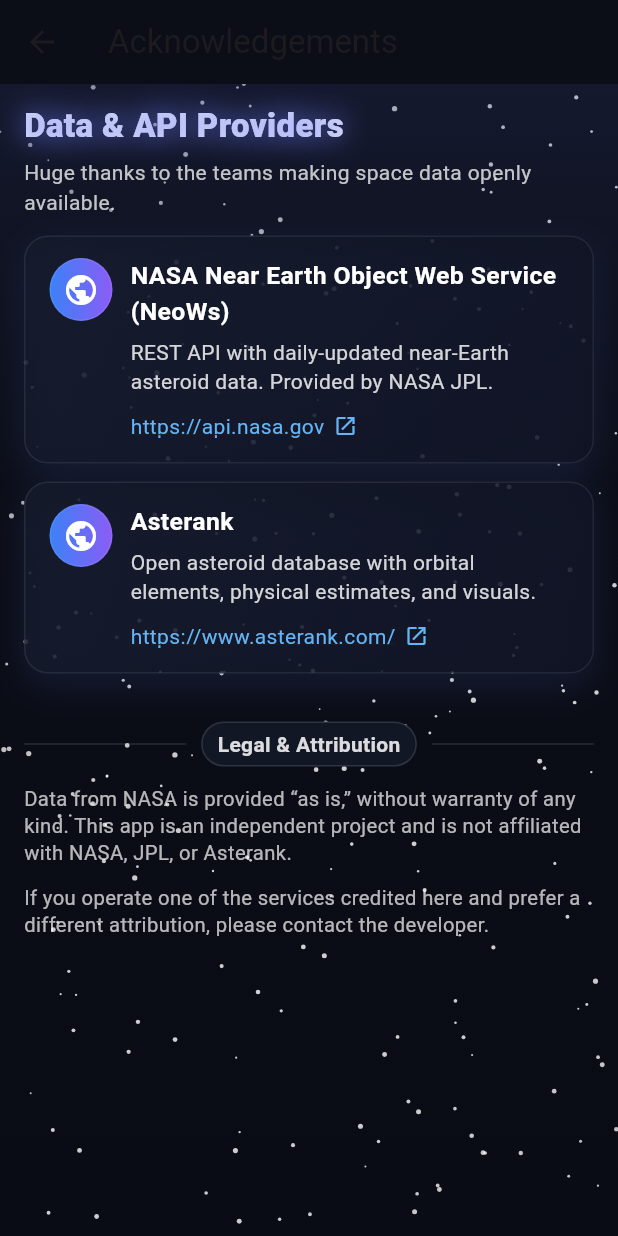
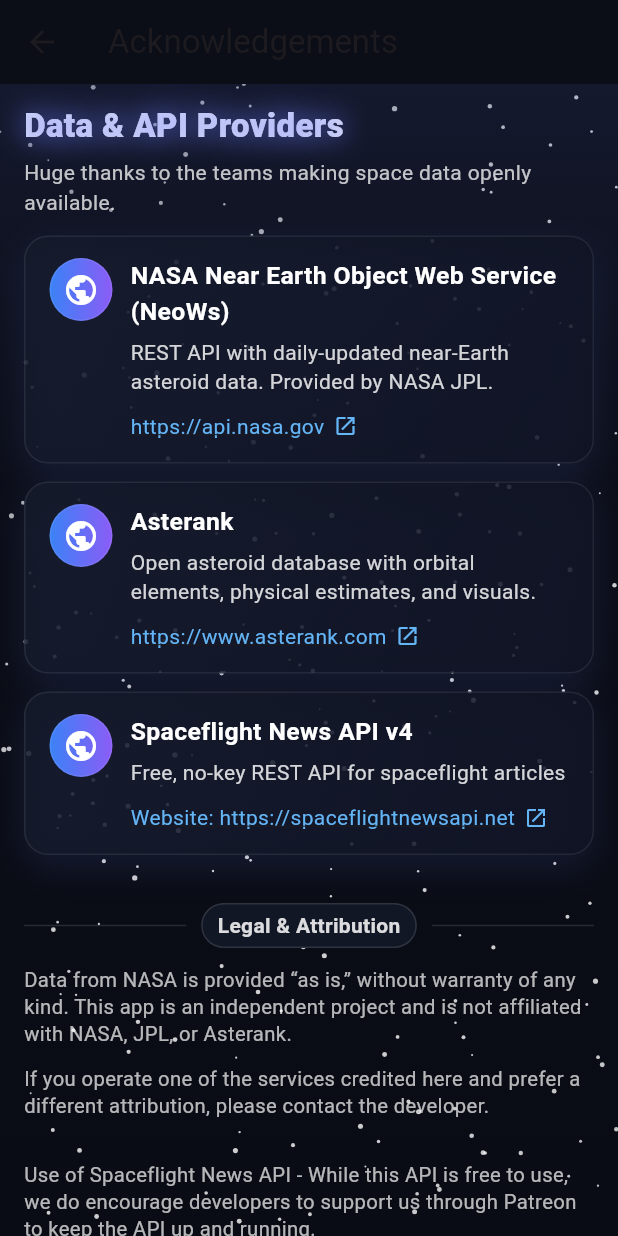
Before and after one commit to Quaslusive/NeoWs-Orbit-Viewer, a Flutter app: the AcknowledgementsPage screen opened by its route, on a phone screen of 412 x 824 dp. Run offline on Flutter 3.47's test engine with Material 3 defaults, Android fonts, the phone set to English and light mode, and no system bars; our stand-ins replace cached_network_image, flutter_svg, shared_preferences, timeago; missing offline and left inert: flutter_inappwebview; accounts and stored records are empty.

Commit message:
v0.6 - added Spaceflight News API

```diff
--- a/lib/main.dart
+++ b/lib/main.dart
@@ -10,6 +10,10 @@
 import 'package:neows_app/settings/settings_model.dart';
 import 'package:neows_app/settings/settings_service.dart';
 import 'package:neows_app/pages/settings_page.dart';
+
+import 'package:neows_app/pages/news_page.dart';
+import 'package:neows_app/service/news_repository.dart';
+import 'package:neows_app/service/spaceflight_news_service.dart';
 
 Future<void> main() async {
   WidgetsFlutterBinding.ensureInitialized();
@@ -56,8 +60,9 @@
             "/orbit_hybrid_page": (context) => const OrbitHybridPage(),
             "/asteroid_search": (context) => const AsteroidSearchPage(),
             "/acknowledgements_page": (context) => const AcknowledgementsPage(),
-            // Controller is now in scope here ✅
             "/settings_page": (context) => SettingsPage(controller: settings),
+            "/news": (context) => NewsPage(repo: NewsRepository(SpaceflightNewsService()),
+            ),
           },
         );
       },
--- /dev/null
+++ b/lib/model/spaceflight_article.dart
@@ -0,0 +1,43 @@
+// lib/model/spaceflight_article.dart
+import 'dart:convert';
+
+class SpaceflightArticle {
+  final int id;
+  final String title;
+  final String url;
+  final String imageUrl;
+  final String newsSite;
+  final DateTime publishedAt;
+  final String summary;
+
+  const SpaceflightArticle({
+    required this.id,
+    required this.title,
+    required this.url,
+    required this.imageUrl,
+    required this.newsSite,
+    required this.publishedAt,
+    required this.summary,
+  });
+
+  factory SpaceflightArticle.fromJson(Map<String, dynamic> json) {
+    return SpaceflightArticle(
+      id: json['id'] as int,
+      title: (json['title'] ?? '').toString(),
+      url: (json['url'] ?? '').toString(),
+      imageUrl: (json['image_url'] ?? '').toString(),
+      newsSite: (json['news_site'] ?? '').toString(),
+      publishedAt: DateTime.tryParse((json['published_at'] ?? '').toString())
+          ?? DateTime.fromMillisecondsSinceEpoch(0, isUtc: true),
+      summary: (json['summary'] ?? '').toString(),
+    );
+  }
+
+  static List<SpaceflightArticle> listFromResponse(String body) {
+    final map = jsonDecode(body) as Map<String, dynamic>;
+    final results = (map['results'] as List<dynamic>? ?? const []);
+    return results
+        .map((e) => SpaceflightArticle.fromJson(e as Map<String, dynamic>))
+        .toList();
+  }
+}
--- a/lib/pages/acknowledgements_page.dart
+++ b/lib/pages/acknowledgements_page.dart
@@ -14,18 +14,17 @@
         blurb:
         'REST API with daily-updated near‑Earth asteroid data. Provided by NASA JPL.',
       ),
-      /// Never used
-/*      const _AckItem(
-        title: 'NASA Small‑Body Database (SBDB) Lookup',
-        url: 'https://ssd.jpl.nasa.gov/tools/sbdb_lookup.html',
-        blurb:
-        'Detailed orbital and physical parameters from JPL’s Solar System Dynamics Group.',
-      ),*/
       const _AckItem(
         title: 'Asterank',
-        url: 'https://www.asterank.com/',
+        url: 'https://www.asterank.com',
         blurb:
         'Open asteroid database with orbital elements, physical estimates, and visuals.',
+      ),
+     const _AckItem(
+        title: 'Spaceflight News API v4',
+        url: 'Website: https://spaceflightnewsapi.net',
+        blurb:
+        'Free, no‑key REST API for spaceflight articles',
       ),
     ];
 
@@ -79,6 +78,11 @@
                 text:
                 'If you operate one of the services credited here and prefer a different attribution, '
                     'please contact the developer.',
+              ),
+              const SizedBox(height: 28),
+              const _DisclaimerText(
+                text:
+                'Use of Spaceflight News API - While this API is free to use, we do encourage developers to support us through Patreon to keep the API up and running.',
               ),
               const SizedBox(height: 28),
             ],
--- a/lib/pages/homepage.dart
+++ b/lib/pages/homepage.dart
@@ -4,6 +4,10 @@
 import 'package:neows_app/pages/acknowledgements_page.dart';
 import 'package:neows_app/model/asteroid_csv.dart';
 import 'package:flutter/services.dart' show rootBundle;
+
+import 'package:neows_app/pages/news_page.dart';
+import 'package:neows_app/service/news_repository.dart';
+import 'package:neows_app/service/spaceflight_news_service.dart';
 
 class HomePage extends StatelessWidget {
   const HomePage({super.key});
@@ -92,6 +96,14 @@
         ),
         const SizedBox(height: 20),
         ElevatedButton(
+          child: const Text("News "),
+          onPressed: () {
+            Navigator.of(context).pushNamed('/news');
+            //   Navigator.pushNamed(context, "/news");
+          },
+        ),
+        const SizedBox(height: 20),
+        ElevatedButton(
           child: const Text("Gå till Orbit sidan"),
           onPressed: () {
             Navigator.pushNamed(context, "/orbit_page");
--- /dev/null
+++ b/lib/service/news_repository.dart
@@ -0,0 +1,37 @@
+// lib/service/news_repository.dart
+import 'package:neows_app/model/spaceflight_article.dart';
+import 'package:neows_app/service/spaceflight_news_service.dart';
+
+class NewsRepository {
+  final SpaceflightNewsService _api;
+  final List<SpaceflightArticle> _cache = [];
+  int _offset = 0;
+  final int pageSize;
+  bool _exhausted = false;
+
+  NewsRepository(this._api, {this.pageSize = 20});
+
+  List<SpaceflightArticle> get articles => List.unmodifiable(_cache);
+  bool get exhausted => _exhausted;
+
+  Future<List<SpaceflightArticle>> refresh({String? search, String? newsSite}) async {
+    _cache.clear();
+    _offset = 0;
+    _exhausted = false;
+    return loadMore(search: search, newsSite: newsSite, reset: true);
+  }
+
+  Future<List<SpaceflightArticle>> loadMore({String? search, String? newsSite, bool reset = false}) async {
+    if (_exhausted && !reset) return articles;
+
+    final items = await _api.fetchArticles(limit: pageSize, offset: _offset, search: search, newsSite: newsSite);
+    if (items.isEmpty) {
+      _exhausted = true;
+      return articles;
+    }
+    _cache.addAll(items);
+    _offset += items.length;
+    if (items.length < pageSize) _exhausted = true;
+    return articles;
+  }
+}
--- a/pubspec.yaml
+++ b/pubspec.yaml
@@ -27,6 +27,9 @@
  # path: ^1.9.0
  # sqlite3_flutter_libs: ^0.5.24
  # web: ^1.1.1                   # NEW → provides toJS/js interop on web
+  cached_network_image: ^3.3.1
+  timeago: ^3.6.1
+
 
 dev_dependencies:
   flutter_test:
```
Also changed, not shown: lib/controllers/news_controller.dart (added, +44 -0 lines), lib/pages/news_page.dart (added, +162 -0 lines), lib/service/spaceflight_news_service.dart (added, +38 -0 lines), pubspec.lock, 1 other file.
